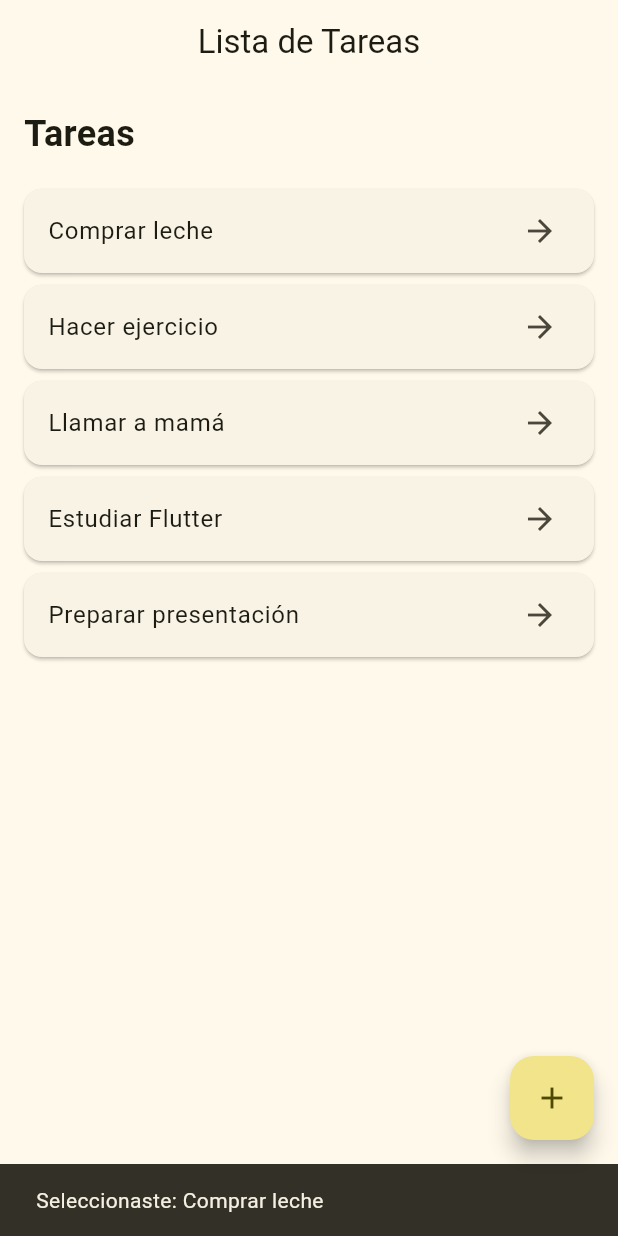
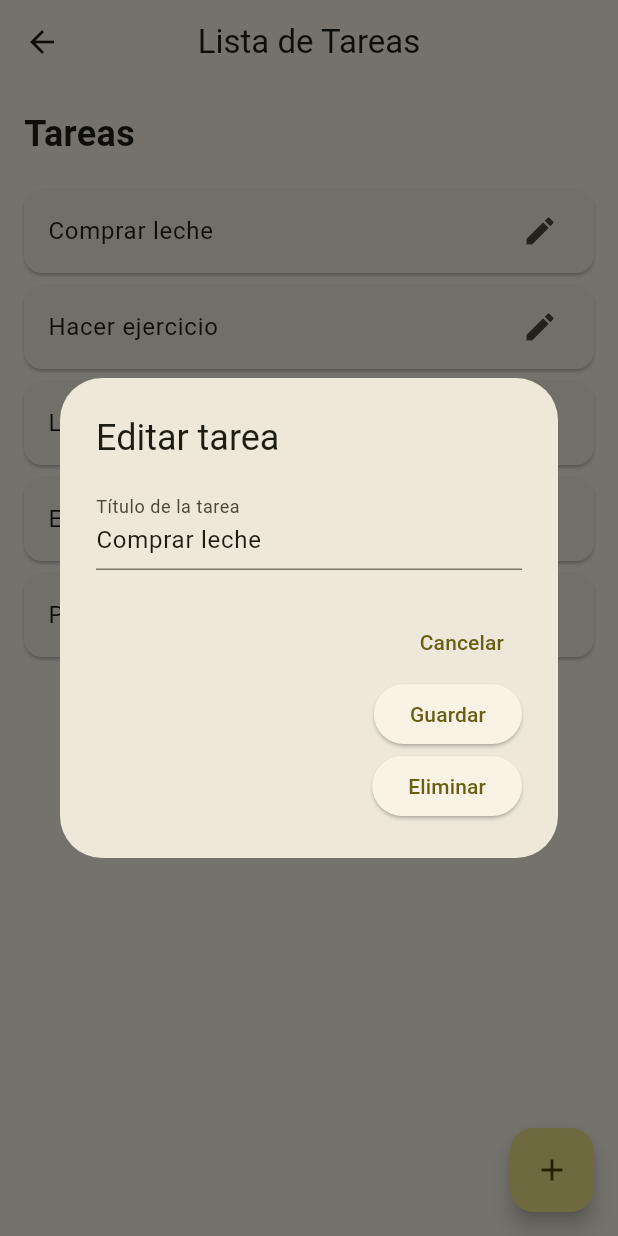
Before and after one commit to virden18/vdenis-flutter001, a Flutter app: the TasksScreen screen opened directly, after a tap on "Comprar leche", on a phone screen of 412 x 824 dp. Run offline on Flutter 3.47's test engine with Material 3 defaults, Android fonts, the phone set to English and light mode, and no system bars.

Commit message:
Agrega funcion de editar tareas

```diff
--- a/lib/views/tasks.dart
+++ b/lib/views/tasks.dart
@@ -19,9 +19,14 @@ class MyApp extends StatelessWidget {
   }
 }
 
-class TasksScreen extends StatelessWidget {
+class TasksScreen extends StatefulWidget {
+  @override
+  _TasksScreenState createState() => _TasksScreenState();
+}
+
+class _TasksScreenState extends State<TasksScreen> {
   // Lista de tareas de ejemplo
-  final List<String> tasks = [
+  List<String> tasks = [
     'Comprar leche',
     'Hacer ejercicio',
     'Llamar a mamá',
@@ -29,18 +34,58 @@ class TasksScreen extends StatelessWidget {
     'Preparar presentación',
   ];
 
+  void _editTask(int index) {
+    final TextEditingController taskController =
+        TextEditingController(text: tasks[index]);
+
+    showDialog(
+      context: context,
+      builder: (context) => AlertDialog(
+        title: const Text('Editar tarea'),
+        content: TextField(
+          controller: taskController,
+          decoration: const InputDecoration(labelText: 'Título de la tarea'),
+        ),
+        actions: [
+          TextButton(
+            onPressed: () => Navigator.pop(context),
+            child: const Text('Cancelar'),
+          ),
+          ElevatedButton(
+            onPressed: () {
+              setState(() {
+                tasks[index] = taskController.text.trim();
+              });
+              Navigator.pop(context);
+            },
+            child: const Text('Guardar'),
+          ),
+          ElevatedButton(
+            onPressed: () {
+              setState(() {
+                tasks.removeAt(index); // Elimina la tarea de la lista
+              });
+              Navigator.pop(context); // Cierra el diálogo
+            },
+            child: const Text('Eliminar'),
+          ),
+        ],
+      ),
+    );
+  }
+
   @override
   Widget build(BuildContext context) {
     return Scaffold(
       appBar: AppBar(
-        title: Text('Lista de Tareas'),
+        title: const Text('Lista de Tareas'),
         centerTitle: true,
       ),
       body: Column(
         crossAxisAlignment: CrossAxisAlignment.start,
         children: [
-          Padding(
-            padding: const EdgeInsets.all(16.0),
+          const Padding(
+            padding: EdgeInsets.all(16.0),
             child: Text(
               'Tareas',
               style: TextStyle(
@@ -54,18 +99,12 @@ class TasksScreen extends StatelessWidget {
               itemCount: tasks.length,
               itemBuilder: (context, index) {
                 return Card(
-                  margin: EdgeInsets.symmetric(horizontal: 16, vertical: 4),
+                  margin: const EdgeInsets.symmetric(horizontal: 16, vertical: 4),
                   child: ListTile(
                     title: Text(tasks[index]),
-                    trailing: Icon(Icons.arrow_forward),
+                    trailing: const Icon(Icons.edit),
                     onTap: () {
-                      // Muestra un snackbar al tocar una tarea
-                      ScaffoldMessenger.of(context).showSnackBar(
-                        SnackBar(
-                          content: Text('Seleccionaste: ${tasks[index]}'),
-                          duration: Duration(seconds: 1),
-                        ),
-                      );
+                      _editTask(index); // Llama al método para editar la tarea
                     },
                   ),
                 );
@@ -75,18 +114,18 @@ class TasksScreen extends StatelessWidget {
         ],
       ),
       floatingActionButton: FloatingActionButton(
-        child: Icon(Icons.add),
+        child: const Icon(Icons.add),
         onPressed: () {
           // Muestra un diálogo al presionar el FAB
           showDialog(
             context: context,
             builder: (context) => AlertDialog(
-              title: Text('Nueva tarea'),
-              content: Text('Aquí iría el formulario para agregar una nueva tarea'),
+              title: const Text('Nueva tarea'),
+              content: const Text('Aquí iría el formulario para agregar una nueva tarea'),
               actions: [
                 TextButton(
                   onPressed: () => Navigator.pop(context),
-                  child: Text('Cerrar'),
+                  child: const Text('Cerrar'),
                 ),
               ],
             ),
--- a/lib/views/welcome_screen.dart
+++ b/lib/views/welcome_screen.dart
@@ -1,5 +1,5 @@
 import 'package:flutter/material.dart';
-import 'package:vdenis/views/quotes_screen.dart';
+import 'package:vdenis/views/tasks.dart';
 
 class WelcomeScreen extends StatelessWidget {
   final String username;
@@ -24,7 +24,7 @@ class WelcomeScreen extends StatelessWidget {
                 Navigator.push(
                   context,
                   MaterialPageRoute(
-                    builder: (context) => const QuotesScreen(), // Asegúrate de crear esta pantalla
+                    builder: (context) => TasksScreen(), // Asegúrate de crear esta pantalla
                   ),
                 );
                 // Aquí puedes agregar la navegación a la pantalla de cotizaciones
--- a/pubspec.yaml
+++ b/pubspec.yaml
@@ -34,6 +34,7 @@ dependencies:
   # The following adds the Cupertino Icons font to your application.
   # Use with the CupertinoIcons class for iOS style icons.
   cupertino_icons: ^1.0.8
+  intl: ^0.20.2
 
 dev_dependencies:
   flutter_test:
```
Also changed, not shown: pubspec.lock.
